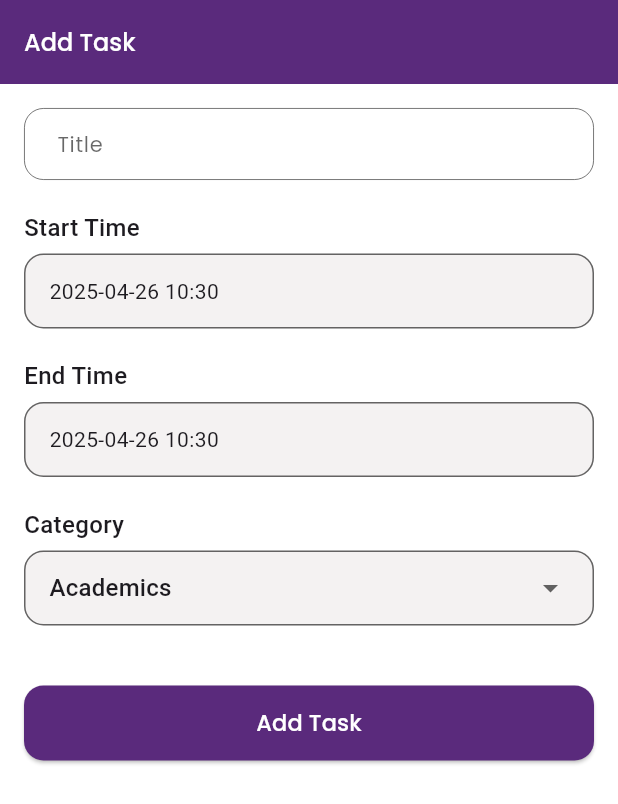
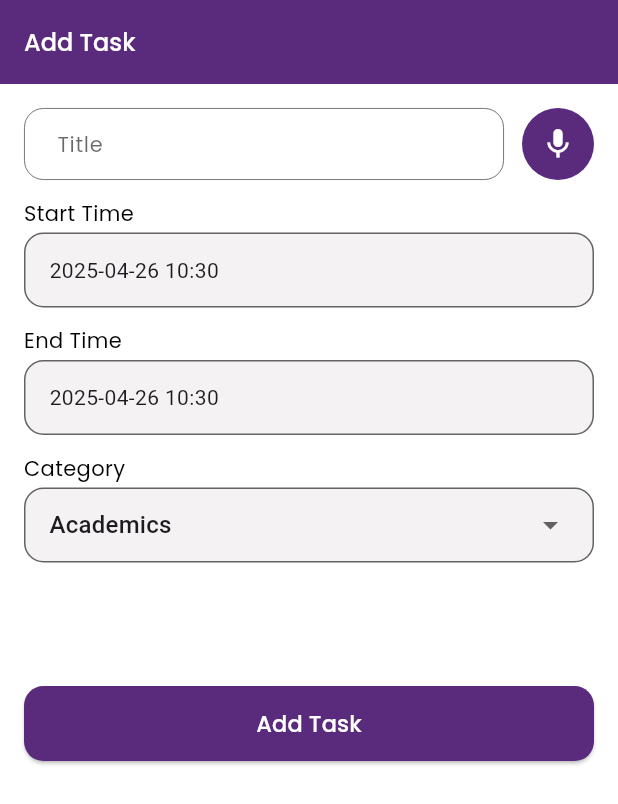
Before and after one commit to Waqas0321/Personal-AI-Life-Assistant, a Flutter app: the TaskScreen screen opened directly, on a phone screen of 412 x 824 dp. Shown: the top 804 px of the screen. Run offline on Flutter 3.47's test engine with Material 3 defaults, Android fonts, the phone set to English and light mode, and no system bars; our stand-ins replace cloud_firestore, firebase_auth, firebase_core, firebase_storage, fluttertoast, gap and 6 more; accounts and stored records are empty.

Commit message:
add voice task update

```diff
--- a/lib/faetures/task/controller/task_controller.dart
+++ b/lib/faetures/task/controller/task_controller.dart
@@ -3,6 +3,7 @@ import 'package:flutter/material.dart';
 import 'package:get/get.dart';
 import 'package:personal_ai_life_assistant/core/widgets/custom_toast_show.dart';
 import '../../../data/models/task_model.dart';
+import 'package:speech_to_text/speech_to_text.dart' as stt;
 
 class TaskController extends GetxController {
   ToastClass toast = ToastClass();
@@ -25,6 +26,21 @@ class TaskController extends GetxController {
   void setCategory(String value) {
     selectedCategory.value = value;
   }
+  final stt.SpeechToText speech = stt.SpeechToText();
+
+  void startListening() async {
+    bool available = await speech.initialize();
+    if (available) {
+      speech.listen(
+        onResult: (result) {
+          titleController.text = result.recognizedWords;
+        },
+      );
+    } else {
+      Get.snackbar('Error', 'Speech recognition not available');
+    }
+  }
+
 
   Future<void> addTask() async {
     if (titleController.text.trim().isEmpty) {
--- a/lib/faetures/task/view/task_screen.dart
+++ b/lib/faetures/task/view/task_screen.dart
@@ -2,8 +2,10 @@ import 'package:flutter/material.dart';
 import 'package:gap/gap.dart';
 import 'package:get/get.dart';
 import 'package:intl/intl.dart';
+import 'package:personal_ai_life_assistant/core/utils/app_sizes.dart';
 import 'package:personal_ai_life_assistant/core/widgets/custom_appbar.dart';
 import 'package:personal_ai_life_assistant/core/widgets/custom_elevated_button.dart';
+import 'package:personal_ai_life_assistant/core/widgets/custom_text_widget.dart';
 import '../../../core/Const/app_colors.dart';
 import '../../../core/widgets/custom_input_textfield.dart';
 import '../controller/task_controller.dart';
@@ -16,7 +18,7 @@ class TaskScreen extends StatelessWidget {
   Widget build(BuildContext context) {
     return Scaffold(
       backgroundColor: AppColors.white,
-      appBar: CustomAppBar(title: "Add Task",),
+      appBar: CustomAppBar(title: "Add Task"),
       body: Obx(
             () => controller.isLoading.value
             ? const Center(child: CircularProgressIndicator())
@@ -25,20 +27,42 @@ class TaskScreen extends StatelessWidget {
           child: Column(
             crossAxisAlignment: CrossAxisAlignment.start,
             children: [
-              CustomInputTextField(
-                hintText: 'Enter task title',
-                labelText: 'Title',
-                textEditingController: controller.titleController,
+              Row(
+                children: [
+                  Expanded(
+                    child: CustomInputTextField(
+                      hintText: 'Enter task title',
+                      labelText: 'Title',
+                      textEditingController: controller.titleController,
+                    ),
+                  ),
+                  Gap(12),
+                  GestureDetector(
+                    onTap: () {
+                      controller.startListening();
+                    },
+                    child: Container(
+                      decoration: BoxDecoration(
+                        color: AppColors.primary,
+                        shape: BoxShape.circle,
+                      ),
+                      child: IconButton(
+                        icon: Icon(Icons.mic, color: Colors.white),
+                        onPressed: () {
+                          // your mic logic here
+                        },
+                      ),
+                    ),
+                  )
+                ],
               ),
-              const SizedBox(height: 20),
-
-              Text(
-                'Start Time',
-                style: TextStyle(fontSize: 16, fontWeight: FontWeight.w500),
+             Gap(12),
+              CustomTextWidget(
+                text: 'Start Time',
               ),
-              const SizedBox(height: 6),
+             Gap(3),
               InkWell(
-                onTap: () =>controller.pickDateTime(context, true),
+                onTap: () => controller.pickDateTime(context, true),
                 child: Container(
                   width: double.infinity,
                   padding: const EdgeInsets.symmetric(horizontal: 16, vertical: 14),
@@ -55,13 +79,12 @@ class TaskScreen extends StatelessWidget {
                   ),
                 ),
               ),
-              const SizedBox(height: 20),
+             Gap(12),
 
-              Text(
-                'End Time',
-                style: TextStyle(fontSize: 16, fontWeight: FontWeight.w500),
+              CustomTextWidget(
+                text: 'End Time',
               ),
-              const SizedBox(height: 6),
+              Gap(3),
               InkWell(
                 onTap: () => controller.pickDateTime(context, false),
                 child: Container(
@@ -80,13 +103,12 @@ class TaskScreen extends StatelessWidget {
                   ),
                 ),
               ),
-              const SizedBox(height: 20),
+             Gap(12),
 
-              Text(
-                'Category',
-                style: TextStyle(fontSize: 16, fontWeight: FontWeight.w500),
+              CustomTextWidget(
+                text: 'Category',
               ),
-              const SizedBox(height: 6),
+              Gap(3),
               Container(
                 padding: const EdgeInsets.symmetric(horizontal: 16),
                 decoration: BoxDecoration(
@@ -111,8 +133,12 @@ class TaskScreen extends StatelessWidget {
                   ),
                 ),
               ),
-              Gap(40),
-              CustomElevatedButton(onPress: controller.addTask, text: "Add Task")
+
+              Gap(AppSizes().getHeightPercentage(10)),
+              CustomElevatedButton(
+                onPress: controller.addTask,
+                text: "Add Task",
+              ),
             ],
           ),
         ),
--- a/pubspec.yaml
+++ b/pubspec.yaml
@@ -39,6 +39,7 @@ dependencies:
   google_fonts: ^6.2.1
   intl: ^0.20.2
   image_picker: ^1.1.2
+  speech_to_text: ^7.0.0
   shared_preferences: ^2.5.3
   gap: ^3.0.1
   firebase_core: ^3.13.0
```
Also changed, not shown: assets/images/mic.png (added), pubspec.lock, 2 other files.
